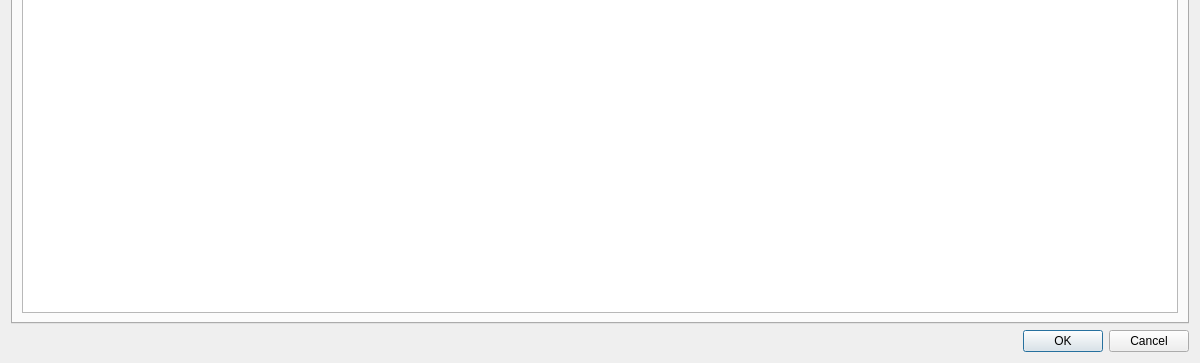
This is SIM-VICUS/src/SVSimulationLCAResultsDialog.ui in ghorwin/SIM-VICUS as Qt 5 draws it before an edit; both pictures show x 0 to 1200 and y 354 to 717 of the 1200 by 717 pixel window. The edited form follows.
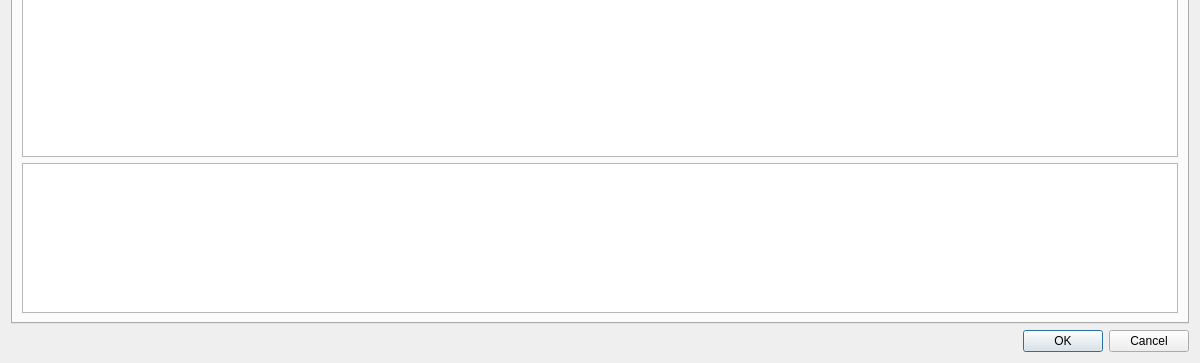
This is the edited form.

Commit message: Updated LCA Results Dialog

```diff
--- a/SIM-VICUS/src/SVSimulationLCAResultsDialog.ui
+++ b/SIM-VICUS/src/SVSimulationLCAResultsDialog.ui
@@ -53,9 +53,19 @@
        <string>LCC</string>
       </attribute>
       <layout class="QGridLayout" name="gridLayout_3">
-       <item row="0" column="0">
+       <item row="0" column="0" colspan="2">
         <widget class="QTableWidget" name="tableWidgetLccResults"/>
        </item>
+       <item row="1" column="0" colspan="2">
+        <widget class="QTableWidget" name="tableWidgetLccOverview">
+         <property name="maximumSize">
+          <size>
+           <width>16777215</width>
+           <height>150</height>
+          </size>
+         </property>
+        </widget>
+       </item>
       </layout>
      </widget>
     </widget>
```
The commit also changes 2 other files.
